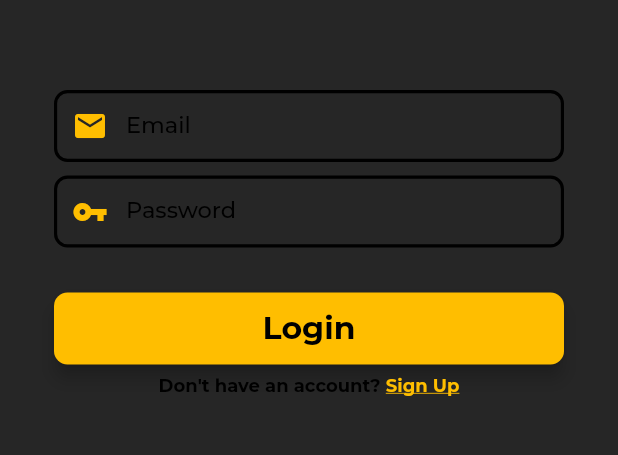
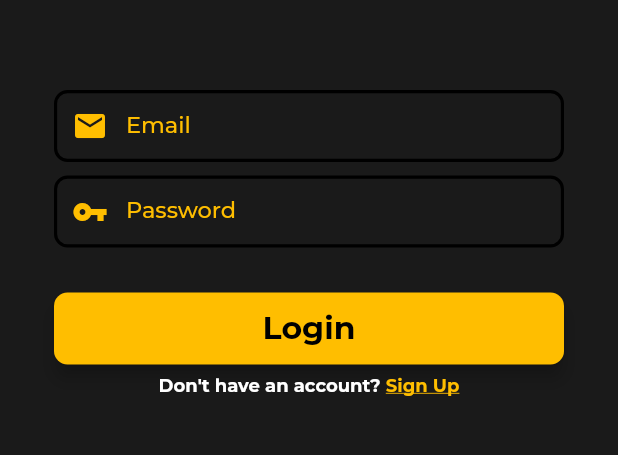
Before and after one commit to JerryHeHQ/Sertinary, a Flutter app: the screen it shows after launch, on a phone screen of 412 x 824 dp, the part 570-1025 px from its top. Run offline on Flutter 3.47's test engine with Material 2 defaults, Android fonts, the phone set to English and light mode, and no system bars; our stand-ins replace firebase_core, google_fonts; missing offline and left inert: cloud_firestore_web, firebase_analytics_web, firebase_auth_web, firebase_core_web; accounts and stored records are empty.

Commit message:
feat: add LoginScreenV3 • Changed Some Colors To Improve Readability

```diff
--- a/lib/user_authentication/login/login_screen.dart
+++ b/lib/user_authentication/login/login_screen.dart
@@ -18,18 +18,10 @@ class _LoginScreenState extends State<LoginScreen> {
   final TextEditingController emailController = TextEditingController();
   final TextEditingController passwordController = TextEditingController();
 
-  Color _emailLabelColor = ColorConstants.black;
-  Color _passwordLabelColor = ColorConstants.black;
-
   @override
   Widget build(BuildContext context) {
     //email form field
-    final emailField = Focus(
-      onFocusChange: (hasFocus) {
-        setState(() => _emailLabelColor =
-            hasFocus ? ColorConstants.accent50 : ColorConstants.black);
-      },
-      child: TextFormField(
+    final emailField = TextFormField(
       autofocus: false,
       controller: emailController,
       keyboardType: TextInputType.emailAddress,
@@ -41,7 +33,7 @@ class _LoginScreenState extends State<LoginScreen> {
       cursorColor: ColorConstants.accent50,
       style: TextStyle(
         fontSize: 15,
-          color: ColorConstants.black,
+        color: ColorConstants.white,
         fontWeight: FontWeight.w500,
       ),
       decoration: InputDecoration(
@@ -54,7 +46,7 @@ class _LoginScreenState extends State<LoginScreen> {
         labelStyle: GoogleFonts.montserrat(
           textStyle: TextStyle(
             fontSize: 15,
-              color: _emailLabelColor,
+            color: ColorConstants.accent50,
             fontWeight: FontWeight.w500,
           ),
         ),
@@ -67,16 +59,10 @@ class _LoginScreenState extends State<LoginScreen> {
           borderRadius: BorderRadius.circular(9),
         ),
       ),
-      ),
     );
 
     //password form field
-    final passwordField = Focus(
-      onFocusChange: (hasFocus) {
-        setState(() => _passwordLabelColor =
-            hasFocus ? ColorConstants.accent50 : ColorConstants.black);
-      },
-      child: TextFormField(
+    final passwordField = TextFormField(
       autofocus: false,
       controller: passwordController,
       obscureText: true,
@@ -88,7 +74,7 @@ class _LoginScreenState extends State<LoginScreen> {
       cursorColor: ColorConstants.accent50,
       style: TextStyle(
         fontSize: 15,
-          color: ColorConstants.black,
+        color: ColorConstants.white,
         fontWeight: FontWeight.w500,
       ),
       decoration: InputDecoration(
@@ -101,7 +87,7 @@ class _LoginScreenState extends State<LoginScreen> {
         labelStyle: GoogleFonts.montserrat(
           textStyle: TextStyle(
             fontSize: 15,
-              color: _passwordLabelColor,
+            color: ColorConstants.accent50,
             fontWeight: FontWeight.w500,
           ),
         ),
@@ -112,7 +98,6 @@ class _LoginScreenState extends State<LoginScreen> {
         focusedBorder: OutlineInputBorder(
           borderSide: BorderSide(color: ColorConstants.accent50, width: 3.0),
           borderRadius: BorderRadius.circular(9),
-          ),
         ),
       ),
     );
@@ -140,11 +125,11 @@ class _LoginScreenState extends State<LoginScreen> {
     );
 
     return Scaffold(
-      backgroundColor: ColorConstants.mono15,
+      backgroundColor: ColorConstants.mono10,
       body: Center(
         child: SingleChildScrollView(
           child: Container(
-            color: ColorConstants.mono15,
+            color: ColorConstants.mono10,
             child: Padding(
               padding: const EdgeInsets.all(36.0),
               child: Form(
@@ -175,7 +160,7 @@ class _LoginScreenState extends State<LoginScreen> {
                           style: GoogleFonts.montserrat(
                             textStyle: TextStyle(
                               fontSize: 12,
-                              color: ColorConstants.black,
+                              color: ColorConstants.white,
                               fontWeight: FontWeight.bold,
                             ),
                           ),
```
Lines whose indentation alone changed are shown as unchanged.
